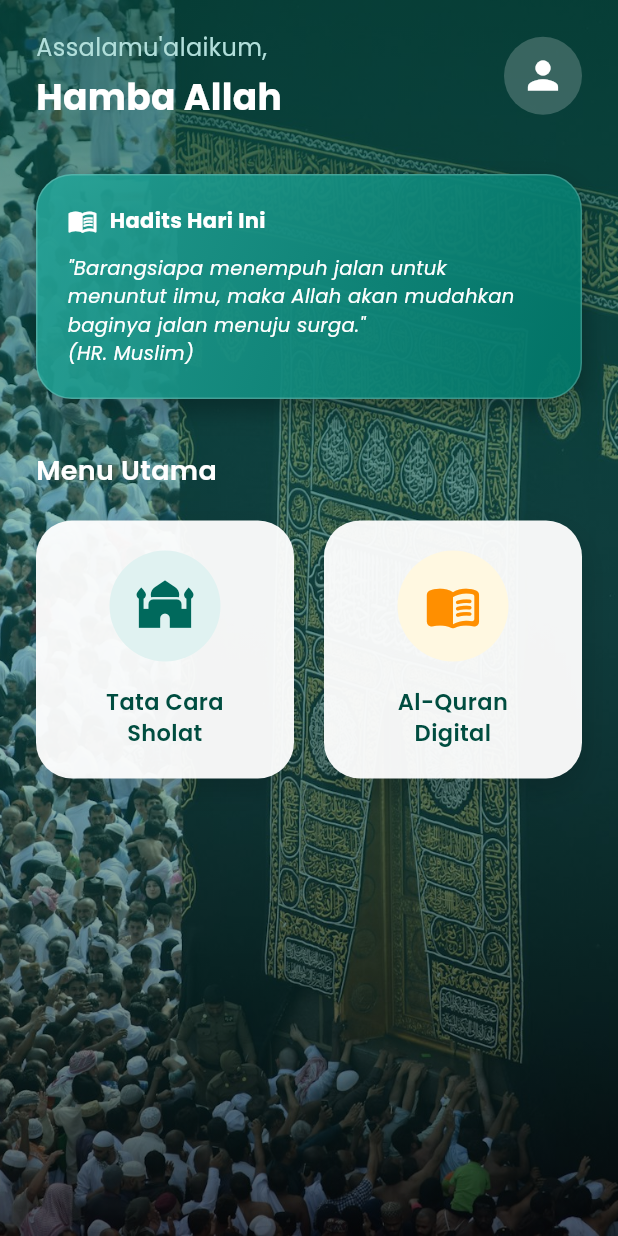
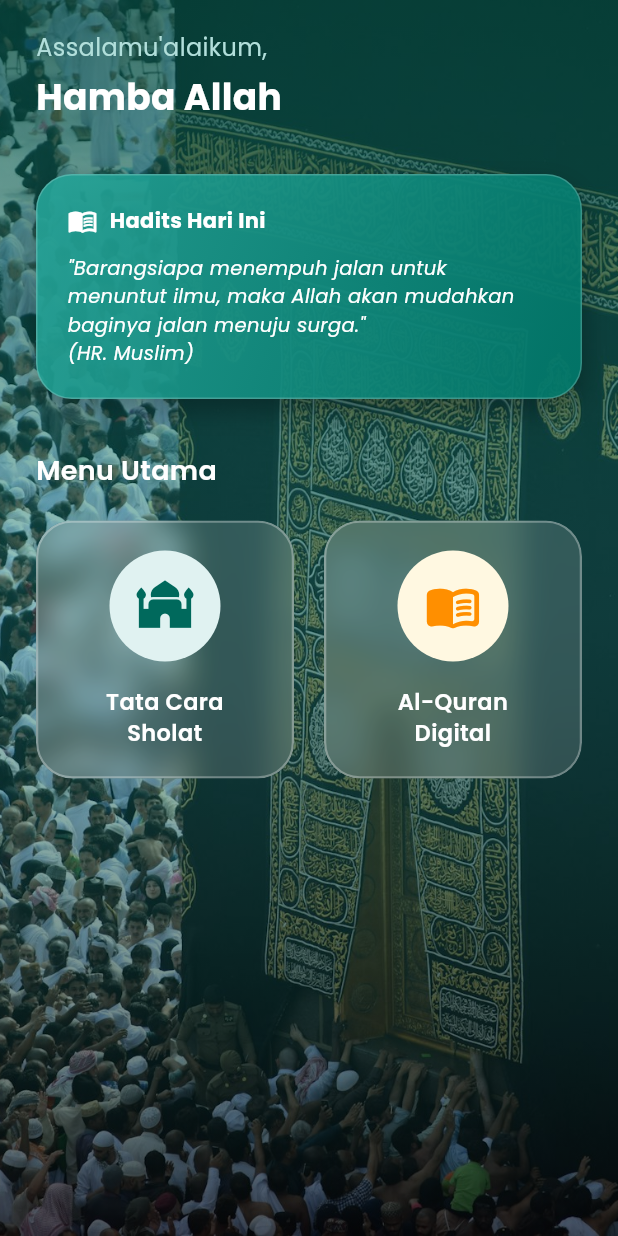
Before and after one commit to alialmajid/panduan_muslim, a Flutter app: the screen it shows after launch, on a phone screen of 412 x 824 dp. Run offline on Flutter 3.47's test engine with Material 3 defaults, Android fonts, the phone set to English and light mode, and no system bars; our stand-ins replace audioplayers, google_fonts.

Commit message:
feat: implement Quran detail screen with audio playback and models for data display

```diff
--- a/lib/models/ayat_model.dart
+++ b/lib/models/ayat_model.dart
@@ -3,12 +3,14 @@
   final String teksArab;
   final String teksLatin;
   final String teksIndonesia;
+  final String audioUrl;
 
   AyatModel({
     required this.nomorAyat,
     required this.teksArab,
     required this.teksLatin,
     required this.teksIndonesia,
+    required this.audioUrl,
   });
 
   factory AyatModel.fromJson(Map<String, dynamic> json) {
@@ -17,6 +19,7 @@
       teksArab: json['teksArab'] ?? '',
       teksLatin: json['teksLatin'] ?? '',
       teksIndonesia: json['teksIndonesia'] ?? '',
+      audioUrl: json['audio'] != null ? json['audio']['05'] ?? '' : '',
     );
   }
 }
--- a/lib/models/surat_model.dart
+++ b/lib/models/surat_model.dart
@@ -5,6 +5,7 @@
   final int jumlahAyat;
   final String tempatTurun;
   final String arti;
+  final String audioUrl;
 
   SuratModel({
     required this.nomor,
@@ -13,6 +14,7 @@
     required this.jumlahAyat,
     required this.tempatTurun,
     required this.arti,
+    required this.audioUrl,
   });
 
   factory SuratModel.fromJson(Map<String, dynamic> json) {
@@ -23,6 +25,7 @@
       jumlahAyat: json['jumlahAyat'] ?? 0,
       tempatTurun: json['tempatTurun'] ?? '',
       arti: json['arti'] ?? '',
+      audioUrl: json['audioFull'] != null ? json['audioFull']['05'] ?? '' : '',
     );
   }
 }
--- a/lib/screens/home_screen.dart
+++ b/lib/screens/home_screen.dart
@@ -1,5 +1,6 @@
 import 'package:flutter/material.dart';
 import 'package:google_fonts/google_fonts.dart';
+import 'dart:ui';
 import 'tata_cara_screen.dart';
 import 'list_surat_screen.dart';
 
@@ -41,9 +42,6 @@
               child: Column(
                 crossAxisAlignment: CrossAxisAlignment.start,
                 children: [
-                  Row(
-                    mainAxisAlignment: MainAxisAlignment.spaceBetween,
-                    children: [
                   Column(
                     crossAxisAlignment: CrossAxisAlignment.start,
                     children: [
@@ -63,13 +61,6 @@
                           color: Colors.white,
                         ),
                       ),
-                        ],
-                      ),
-                      CircleAvatar(
-                        radius: 26,
-                        backgroundColor: Colors.white.withOpacity(0.2),
-                        child: const Icon(Icons.person, color: Colors.white, size: 30),
-                      )
                     ],
                   ),
                   const SizedBox(height: 35),
@@ -183,20 +174,18 @@
     required Color iconColor,
     required VoidCallback onTap,
   }) {
-    return InkWell(
+    return ClipRRect(
+      borderRadius: BorderRadius.circular(24),
+      child: BackdropFilter(
+        filter: ImageFilter.blur(sigmaX: 10, sigmaY: 10),
+        child: InkWell(
           onTap: onTap,
           borderRadius: BorderRadius.circular(24),
           child: Container(
             decoration: BoxDecoration(
-          color: Colors.white.withOpacity(0.95),
+              color: Colors.white.withOpacity(0.15),
               borderRadius: BorderRadius.circular(24),
-          boxShadow: [
-            BoxShadow(
-              color: Colors.black.withOpacity(0.15),
-              blurRadius: 15,
-              offset: const Offset(0, 8),
-            ),
-          ],
+              border: Border.all(color: Colors.white.withOpacity(0.3), width: 1.5),
             ),
             child: Column(
               mainAxisAlignment: MainAxisAlignment.center,
@@ -220,12 +209,14 @@
                   style: GoogleFonts.poppins(
                     fontSize: 15,
                     fontWeight: FontWeight.w600,
-                color: Colors.teal[900],
+                    color: Colors.white,
                   ),
                 ),
               ],
             ),
           ),
+        ),
+      ),
     );
   }
 }
--- a/pubspec.yaml
+++ b/pubspec.yaml
@@ -13,6 +13,7 @@
   cupertino_icons: ^1.0.6
   http: ^1.2.0
   google_fonts: ^6.2.1
+  audioplayers: ^6.6.0
 
 dev_dependencies:
   flutter_test:
```
Also changed, not shown: lib/screens/detail_surat_screen.dart (+63 -1 lines), pubspec.lock, 5 other files. Lines whose indentation alone changed are shown as unchanged.
